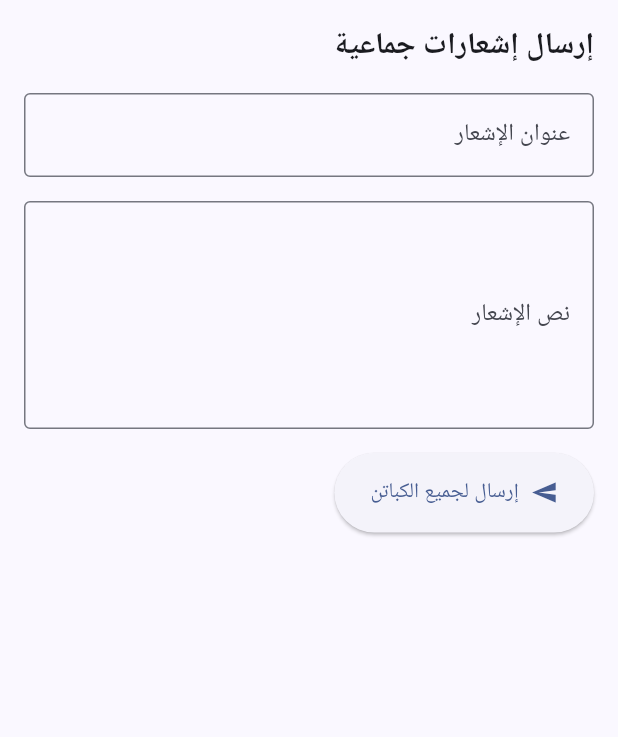
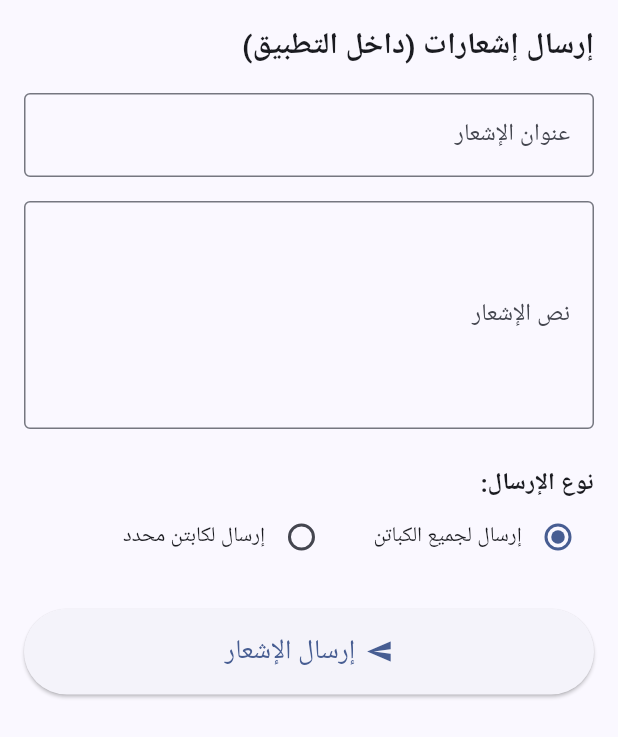
Before and after one commit to weeakweeak1-star/register-form, a Flutter app: the NotificationsScreen widget shown alone on an empty page, opened directly, on a phone screen of 412 x 824 dp. Shown: the top 737 px of the screen. Run offline on Flutter 3.47's test engine with Material 3 defaults, Android fonts, the phone set to English and light mode, and no system bars; our stand-ins replace go_router, google_maps_flutter, image_picker, supabase_flutter; accounts and stored records are empty; network calls fail; Roboto replaces fonts that are missing (Tajawal).

Commit message:
Update notifications screen to use in-app notifications

```diff
--- a/lib/screens/support/notifications_screen.dart
+++ b/lib/screens/support/notifications_screen.dart
@@ -9,39 +9,110 @@ class NotificationsScreen extends StatefulWidget {
 }
 
 class _NotificationsScreenState extends State<NotificationsScreen> {
-  final titleController = TextEditingController();
-  final messageController = TextEditingController();
+  final _titleController = TextEditingController();
+  final _messageController = TextEditingController();
+  final SupabaseClient _supabase = Supabase.instance.client;
 
-  Future<void> _sendBulkNotification() async {
-    if (titleController.text.isEmpty || messageController.text.isEmpty) return;
+  bool _isLoading = false;
+  String _sendType = 'all'; // 'all' or 'specific'
+  String _searchQuery = '';
+  List<dynamic> _drivers = [];
+  bool _isFetchingDrivers = false;
+  String? _selectedDriverId;
 
-    // Here we would typically call a Supabase Edge Function that sends push notifications to all users.
-    // For now, we simulate success.
+  @override
+  void initState() {
+    super.initState();
+    _fetchDrivers();
+  }
+
+  Future<void> _fetchDrivers() async {
+    setState(() => _isFetchingDrivers = true);
     try {
-      // await Supabase.instance.client.functions.invoke('send-bulk-notification', body: {
-      //   'title': titleController.text,
-      //   'message': messageController.text,
-      // });
+      final response = await _supabase
+          .from('profiles')
+          .select('id, full_name, phone')
+          .eq('is_driver', true);
+      setState(() {
+        _drivers = response as List<dynamic>;
+      });
+    } catch (e) {
+      debugPrint('Error fetching drivers: $e');
+    } finally {
+      if (mounted) setState(() => _isFetchingDrivers = false);
+    }
+  }
 
-      ScaffoldMessenger.of(context).showSnackBar(const SnackBar(content: Text('ميزة الإشعارات قيد التطوير وسيتم تفعيلها لاحقاً.')));
-      titleController.clear();
-      messageController.clear();
+  Future<void> _sendNotification() async {
+    if (_titleController.text.trim().isEmpty || _messageController.text.trim().isEmpty) {
+      ScaffoldMessenger.of(context).showSnackBar(
+        const SnackBar(content: Text('يرجى إدخال عنوان ونص الإشعار')),
+      );
+      return;
+    }
+
+    if (_sendType == 'specific' && _selectedDriverId == null) {
+      ScaffoldMessenger.of(context).showSnackBar(
+        const SnackBar(content: Text('يرجى اختيار الكابتن المستهدف')),
+      );
+      return;
+    }
+
+    setState(() => _isLoading = true);
+
+    try {
+      await _supabase.from('notifications').insert({
+        'title': _titleController.text.trim(),
+        'message': _messageController.text.trim(),
+        'target_driver_id': _sendType == 'all' ? null : _selectedDriverId,
+      });
+
+      if (!mounted) return;
+      ScaffoldMessenger.of(context).showSnackBar(
+        const SnackBar(content: Text('تم إرسال الإشعار بنجاح!')),
+      );
+
+      _titleController.clear();
+      _messageController.clear();
+      setState(() {
+        _selectedDriverId = null;
+        _sendType = 'all';
+      });
     } catch (e) {
-      ScaffoldMessenger.of(context).showSnackBar(SnackBar(content: Text('خطأ: $e')));
+      if (!mounted) return;
+      ScaffoldMessenger.of(context).showSnackBar(
+        SnackBar(content: Text('حدث خطأ أثناء الإرسال: $e')),
+      );
+    } finally {
+      if (mounted) setState(() => _isLoading = false);
     }
   }
 
   @override
+  void dispose() {
+    _titleController.dispose();
+    _messageController.dispose();
+    super.dispose();
+  }
+
+  @override
   Widget build(BuildContext context) {
-    return Padding(
+    final filteredDrivers = _drivers.where((driver) {
+      final name = (driver['full_name'] ?? '').toString().toLowerCase();
+      final phone = (driver['phone'] ?? '').toString().toLowerCase();
+      final query = _searchQuery.toLowerCase();
+      return name.contains(query) || phone.contains(query);
+    }).toList();
+
+    return SingleChildScrollView(
       padding: const EdgeInsets.all(16.0),
       child: Column(
         crossAxisAlignment: CrossAxisAlignment.start,
         children: [
-          const Text('إرسال إشعارات جماعية', style: TextStyle(fontSize: 20, fontWeight: FontWeight.bold)),
+          const Text('إرسال إشعارات (داخل التطبيق)', style: TextStyle(fontSize: 20, fontWeight: FontWeight.bold)),
           const SizedBox(height: 16),
           TextField(
-            controller: titleController,
+            controller: _titleController,
             decoration: const InputDecoration(
               labelText: 'عنوان الإشعار',
               border: OutlineInputBorder(),
@@ -49,20 +120,93 @@ class _NotificationsScreenState extends State<NotificationsScreen> {
           ),
           const SizedBox(height: 16),
           TextField(
-            controller: messageController,
+            controller: _messageController,
             maxLines: 5,
             decoration: const InputDecoration(
               labelText: 'نص الإشعار',
               border: OutlineInputBorder(),
             ),
           ),
-          const SizedBox(height: 16),
-          ElevatedButton.icon(
-            onPressed: _sendBulkNotification,
-            icon: const Icon(Icons.send),
-            label: const Text('إرسال لجميع الكباتن'),
-            style: ElevatedButton.styleFrom(
-              padding: const EdgeInsets.symmetric(horizontal: 24, vertical: 16),
+          const SizedBox(height: 24),
+          const Text('نوع الإرسال:', style: TextStyle(fontSize: 16, fontWeight: FontWeight.bold)),
+          Row(
+            children: [
+              Radio<String>(
+                value: 'all',
+                groupValue: _sendType,
+                onChanged: (value) {
+                  setState(() => _sendType = value!);
+                },
+              ),
+              const Text('إرسال لجميع الكباتن'),
+              const SizedBox(width: 24),
+              Radio<String>(
+                value: 'specific',
+                groupValue: _sendType,
+                onChanged: (value) {
+                  setState(() => _sendType = value!);
+                },
+              ),
+              const Text('إرسال لكابتن محدد'),
+            ],
+          ),
+          if (_sendType == 'specific') ...[
+            const SizedBox(height: 16),
+            TextField(
+              decoration: const InputDecoration(
+                labelText: 'ابحث عن كابتن (الاسم أو رقم الهاتف)',
+                prefixIcon: Icon(Icons.search),
+                border: OutlineInputBorder(),
+              ),
+              onChanged: (value) {
+                setState(() {
+                  _searchQuery = value;
+                  _selectedDriverId = null; // Reset selection when searching
+                });
+              },
+            ),
+            const SizedBox(height: 8),
+            if (_isFetchingDrivers)
+              const CircularProgressIndicator()
+            else
+              Container(
+                height: 200,
+                decoration: BoxDecoration(
+                  border: Border.all(color: Colors.grey),
+                  borderRadius: BorderRadius.circular(4),
+                ),
+                child: ListView.builder(
+                  itemCount: filteredDrivers.length,
+                  itemBuilder: (context, index) {
+                    final driver = filteredDrivers[index];
+                    final isSelected = _selectedDriverId == driver['id'];
+                    return ListTile(
+                      title: Text(driver['full_name'] ?? 'بدون اسم'),
+                      subtitle: Text(driver['phone'] ?? 'لا يوجد رقم'),
+                      selected: isSelected,
+                      selectedTileColor: Colors.blue.withOpacity(0.1),
+                      onTap: () {
+                        setState(() {
+                          _selectedDriverId = driver['id'];
+                        });
+                      },
+                      trailing: isSelected ? const Icon(Icons.check, color: Colors.blue) : null,
+                    );
+                  },
+                ),
+              ),
+          ],
+          const SizedBox(height: 24),
+          SizedBox(
+            width: double.infinity,
+            child: ElevatedButton.icon(
+              onPressed: _isLoading ? null : _sendNotification,
+              icon: _isLoading ? const SizedBox(width: 20, height: 20, child: CircularProgressIndicator(color: Colors.white, strokeWidth: 2)) : const Icon(Icons.send),
+              label: Text(_isLoading ? 'جاري الإرسال...' : 'إرسال الإشعار'),
+              style: ElevatedButton.styleFrom(
+                padding: const EdgeInsets.symmetric(vertical: 16),
+                textStyle: const TextStyle(fontSize: 18),
+              ),
             ),
           ),
         ],
```
